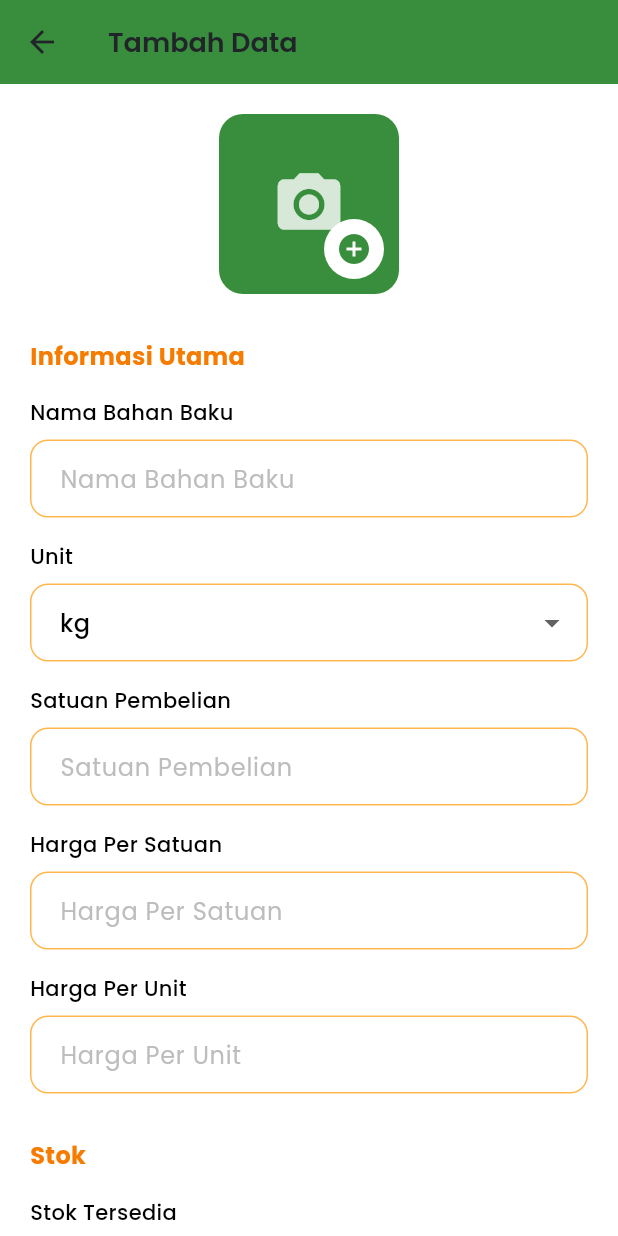
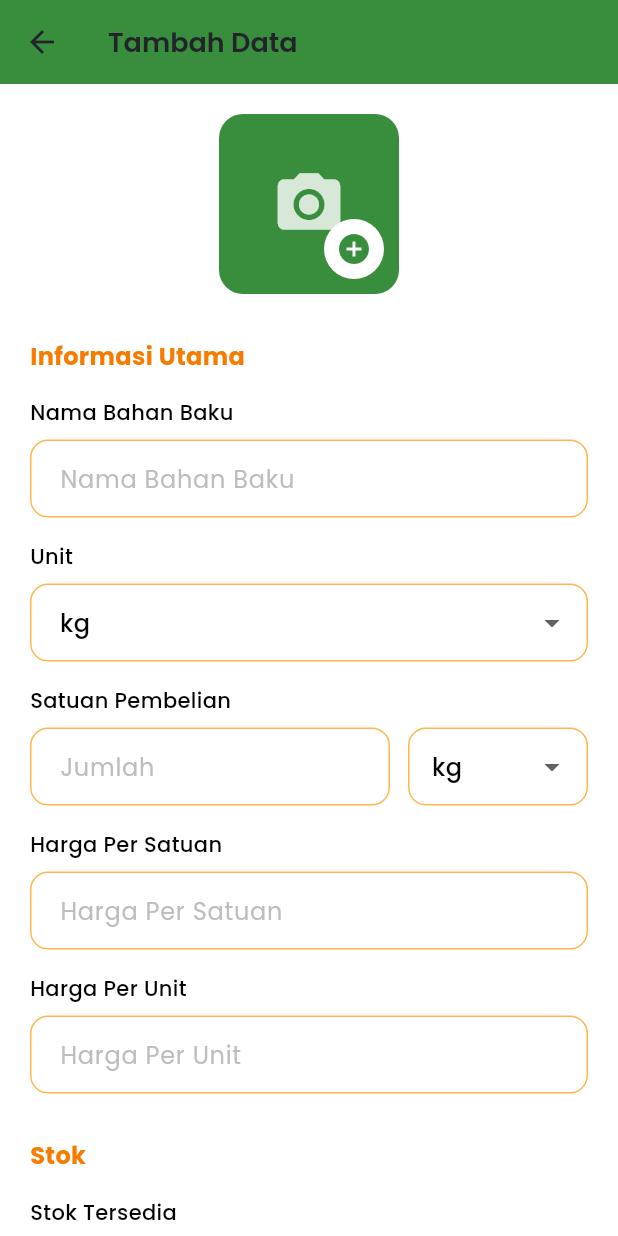
Before and after one commit to Sukmav/FoodlyFridge, a Flutter app: the BahanBakuPage screen opened directly, after a tap on "Tambah", on a phone screen of 412 x 824 dp. Run offline on Flutter 3.47's test engine with Material 3 defaults, Android fonts, the phone set to English and light mode, and no system bars; our stand-ins replace barcode_widget, cloud_firestore, device_preview, firebase_auth, firebase_core, fl_chart and 8 more; missing offline and left inert: image_gallery_saver_plus; accounts and stored records are empty; network calls fail.

Commit message:
perbaiki bahan baku

```diff
--- a/lib/screens/bahan_baku_page.dart
+++ b/lib/screens/bahan_baku_page.dart
@@ -174,11 +174,39 @@ class _BahanBakuPageState extends State<BahanBakuPage> {
 
     final TextEditingController namaController = TextEditingController(text: bahanBaku?.nama_bahan ?? '');
     String selectedUnit = bahanBaku?.unit ?? 'kg';
+
+    // Helper function to parse value with unit
+    Map<String, String> parseValueWithUnit(String? value) {
+      if (value == null || value.isEmpty) return {'value': '', 'unit': 'kg'};
+
+      // Try to split by space to separate number and unit
+      final parts = value.trim().split(' ');
+      if (parts.length >= 2) {
+        return {
+          'value': parts[0],
+          'unit': parts[1],
+        };
+      }
+      // If no unit found, return value only with default unit
+      return {'value': value, 'unit': 'kg'};
+    }
+
+    // Parse existing values
+    final grossQtyParsed = parseValueWithUnit(bahanBaku?.gross_qty);
+    final stokTersediaParsed = parseValueWithUnit(bahanBaku?.stok_tersedia);
+    final stokMinimalParsed = parseValueWithUnit(bahanBaku?.stok_minimal);
+
+    // Satuan untuk masing-masing field (bisa berbeda)
+    String selectedSatuanPembelian = grossQtyParsed['unit']!;
+    String selectedSatuanStokTersedia = stokTersediaParsed['unit']!;
+    String selectedSatuanStokMinimal = stokMinimalParsed['unit']!;
+
     final TextEditingController hargaGrossController = TextEditingController(text: bahanBaku?.harga_per_gross ?? '');
     final TextEditingController hargaUnitController = TextEditingController(text: bahanBaku?.harga_per_unit ?? '');
-    final TextEditingController stokTersediaController = TextEditingController(text: bahanBaku?.stok_tersedia ?? '');
-    final TextEditingController stokMinimalController = TextEditingController(text: bahanBaku?.stok_minimal ?? '');
+    final TextEditingController stokTersediaController = TextEditingController(text: stokTersediaParsed['value']);
+    final TextEditingController stokMinimalController = TextEditingController(text: stokMinimalParsed['value']);
     final TextEditingController estimasiUmurController = TextEditingController(text: bahanBaku?.estimasi_umur ?? '');
+    final TextEditingController grossQtyController = TextEditingController(text: grossQtyParsed['value']);
     DateTime? tanggalMasuk = bahanBaku?.tanggal_masuk != null && bahanBaku!.tanggal_masuk.isNotEmpty
         ? DateTime.tryParse(bahanBaku.tanggal_masuk)
         : null;
@@ -187,7 +215,6 @@ class _BahanBakuPageState extends State<BahanBakuPage> {
         : null;
     final TextEditingController kategoriController = TextEditingController(text: bahanBaku?.kategori ?? '');
     final TextEditingController tempatPenyimpananController = TextEditingController(text: bahanBaku?.tempat_penyimpanan ?? '');
-    final TextEditingController grossQtyController = TextEditingController(text: bahanBaku?.gross_qty ?? '');
     final TextEditingController catatanController = TextEditingController(text: bahanBaku?.catatan ?? '');
 
     // Variable untuk menyimpan gambar yang dipilih
@@ -304,7 +331,19 @@ class _BahanBakuPageState extends State<BahanBakuPage> {
                     ),
                     const SizedBox(height: 16),
 
-                    _buildTextField(grossQtyController, 'Satuan Pembelian', TextInputType.number),
+                    _buildTextFieldWithUnit(
+                      controller: grossQtyController,
+                      label: 'Satuan Pembelian',
+                      selectedUnit: selectedSatuanPembelian,
+                      onUnitChanged: (String? newValue) {
+                        if (newValue != null) {
+                          setDialogState(() {
+                            selectedSatuanPembelian = newValue;
+                          });
+                        }
+                      },
+                      setState: setDialogState,
+                    ),
                     const SizedBox(height: 16),
                     _buildTextField(hargaGrossController, 'Harga Per Satuan', TextInputType.number),
                     const SizedBox(height: 16),
@@ -315,11 +354,35 @@ class _BahanBakuPageState extends State<BahanBakuPage> {
                     _buildSectionTitle('Stok'),
                     const SizedBox(height: 16),
 
-                    _buildTextField(stokTersediaController, 'Stok Tersedia', TextInputType.number),
+                    _buildTextFieldWithUnit(
+                      controller: stokTersediaController,
+                      label: 'Stok Tersedia',
+                      selectedUnit: selectedSatuanStokTersedia,
+                      onUnitChanged: (String? newValue) {
+                        if (newValue != null) {
+                          setDialogState(() {
+                            selectedSatuanStokTersedia = newValue;
+                          });
+                        }
+                      },
+                      setState: setDialogState,
+                    ),
                     const SizedBox(height: 16),
 
-                    // Stok Minimal (Editable by user)
-                    _buildTextField(stokMinimalController, 'Stok Minimal', TextInputType.number),
+                    // Stok Minimal (Editable by user with unit)
+                    _buildTextFieldWithUnit(
+                      controller: stokMinimalController,
+                      label: 'Stok Minimal',
+                      selectedUnit: selectedSatuanStokMinimal,
+                      onUnitChanged: (String? newValue) {
+                        if (newValue != null) {
+                          setDialogState(() {
+                            selectedSatuanStokMinimal = newValue;
+                          });
+                        }
+                      },
+                      setState: setDialogState,
+                    ),
                     const SizedBox(height: 30),
 
                     // Kadaluarsa dan Penyimpanan Section
@@ -511,6 +574,11 @@ class _BahanBakuPageState extends State<BahanBakuPage> {
                               ? '${tanggalKadaluarsa!.year}-${tanggalKadaluarsa!.month.toString().padLeft(2, '0')}-${tanggalKadaluarsa!.day.toString().padLeft(2, '0')}'
                               : '';
 
+                          // Gabungkan nilai dengan satuan
+                          String grossQtyWithUnit = '${grossQtyController.text} $selectedSatuanPembelian';
+                          String stokTersediaWithUnit = '${stokTersediaController.text} $selectedSatuanStokTersedia';
+                          String stokMinimalWithUnit = '${stokMinimalController.text} $selectedSatuanStokMinimal';
+
                           if (isEdit) {
                             await _updateBahanBaku(
                               bahanBaku!.id,
@@ -518,14 +586,14 @@ class _BahanBakuPageState extends State<BahanBakuPage> {
                               selectedUnit,
                               hargaGrossController.text,
                               hargaUnitController.text,
-                              stokTersediaController.text,
-                              stokMinimalController.text,
+                              stokTersediaWithUnit,
+                              stokMinimalWithUnit,
                               estimasiUmurController.text,
                               tanggalMasukStr,
                               tanggalKadaluarsaStr,
                               kategoriController.text,
                               tempatPenyimpananController.text,
-                              grossQtyController.text,
+                              grossQtyWithUnit,
                               catatanController.text,
                               imageUrl,
                               bahanBaku.nama_bahan,
@@ -536,14 +604,14 @@ class _BahanBakuPageState extends State<BahanBakuPage> {
                               selectedUnit,
                               hargaGrossController.text,
                               hargaUnitController.text,
-                              stokTersediaController.text,
-                              stokMinimalController.text,
+                              stokTersediaWithUnit,
+                              stokMinimalWithUnit,
                               estimasiUmurController.text,
                               tanggalMasukStr,
                               tanggalKadaluarsaStr,
                               kategoriController.text,
                               tempatPenyimpananController.text,
-                              grossQtyController.text,
+                              grossQtyWithUnit,
                               catatanController.text,
                               imageUrl,
                             );
@@ -712,6 +780,89 @@ class _BahanBakuPageState extends State<BahanBakuPage> {
             );
           }).toList(),
           onChanged: onChanged,
+        ),
+      ],
+    );
+  }
+
+  Widget _buildTextFieldWithUnit({
+    required TextEditingController controller,
+    required String label,
+    required String selectedUnit,
+    required Function(String?) onUnitChanged,
+    required StateSetter setState,
+  }) {
+    return Column(
+      crossAxisAlignment: CrossAxisAlignment.start,
+      children: [
+        Text(
+          label,
+          style: const TextStyle(
+            fontSize: 14,
+            fontWeight: FontWeight.w500,
+          ),
+        ),
+        const SizedBox(height: 8),
+        Row(
+          children: [
+            Expanded(
+              flex: 2,
+              child: TextField(
+                controller: controller,
+                keyboardType: TextInputType.number,
+                decoration: InputDecoration(
+                  hintText: 'Jumlah',
+                  hintStyle: TextStyle(color: Colors.grey[400]),
+                  filled: true,
+                  fillColor: Colors.white,
+                  border: OutlineInputBorder(
+                    borderRadius: BorderRadius.circular(12),
+                    borderSide: BorderSide(color: Colors.orange[300]!),
+                  ),
+                  enabledBorder: OutlineInputBorder(
+                    borderRadius: BorderRadius.circular(12),
+                    borderSide: BorderSide(color: Colors.orange[300]!),
+                  ),
+                  focusedBorder: OutlineInputBorder(
+                    borderRadius: BorderRadius.circular(12),
+                    borderSide: BorderSide(color: Colors.orange[700]!, width: 2),
+                  ),
+                  contentPadding: const EdgeInsets.symmetric(horizontal: 16, vertical: 14),
+                ),
+              ),
+            ),
+            const SizedBox(width: 12),
+            Expanded(
+              flex: 1,
+              child: DropdownButtonFormField<String>(
+                value: selectedUnit,
+                decoration: InputDecoration(
+                  filled: true,
+                  fillColor: Colors.white,
+                  border: OutlineInputBorder(
+                    borderRadius: BorderRadius.circular(12),
+                    borderSide: BorderSide(color: Colors.orange[300]!),
+                  ),
+                  enabledBorder: OutlineInputBorder(
+                    borderRadius: BorderRadius.circular(12),
+                    borderSide: BorderSide(color: Colors.orange[300]!),
+                  ),
+                  focusedBorder: OutlineInputBorder(
+                    borderRadius: BorderRadius.circular(12),
+                    borderSide: BorderSide(color: Colors.orange[700]!, width: 2),
+                  ),
+                  contentPadding: const EdgeInsets.symmetric(horizontal: 12, vertical: 14),
+                ),
+                items: ['kg', 'gr', 'dus', 'liter', 'pcs'].map((String item) {
+                  return DropdownMenuItem<String>(
+                    value: item,
+                    child: Text(item),
+                  );
+                }).toList(),
+                onChanged: onUnitChanged,
+              ),
+            ),
+          ],
         ),
       ],
     );
```
